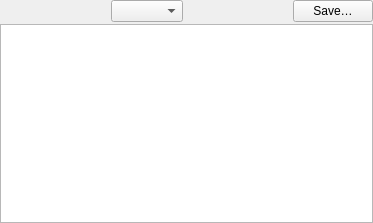
Qt form src/hqc/datalist.ui (metno/kvhqc) before a commit.
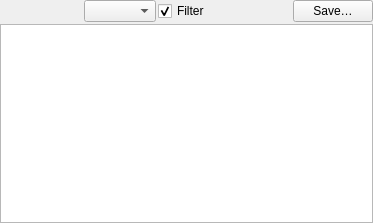
The same form after that commit. Custom widgets are drawn as their Qt base class.

Commit message:
added "Filter" checkbox for time steps
 * effectively hides times without observastions from data list

What changed in the file:
```diff
--- a/src/hqc/datalist.ui
+++ b/src/hqc/datalist.ui
@@ -48,6 +48,20 @@
        </property>
       </widget>
      </item>
+     <item>
+      <widget class="QCheckBox" name="checkFilterTimes">
+       <property name="toolTip">
+        <string>If checked, filter obstimes from the database with the time step.
+If unchecked, show all times in the range even if not in the database.</string>
+       </property>
+       <property name="text">
+        <string>Filter</string>
+       </property>
+       <property name="checked">
+        <bool>true</bool>
+       </property>
+      </widget>
+     </item>
      <item>
       <spacer name="horizontalSpacer_2">
        <property name="orientation">
```
Left out of the diff: 21 changed lines with no effect on the pictures. The commit also changes 13 other files.
